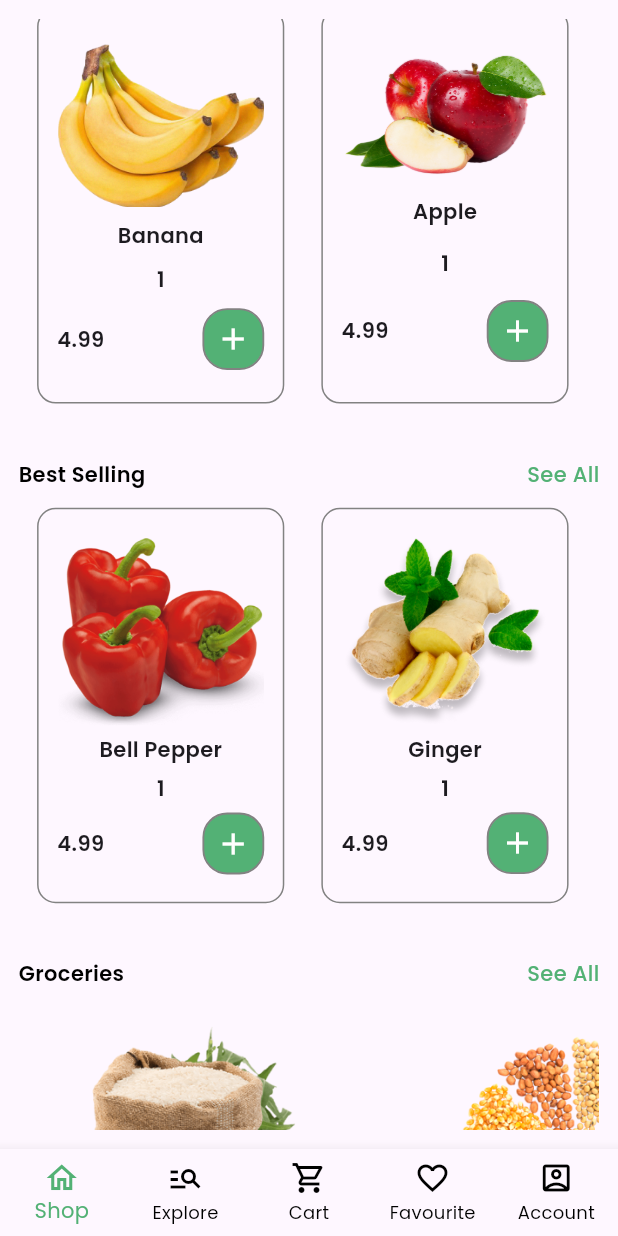
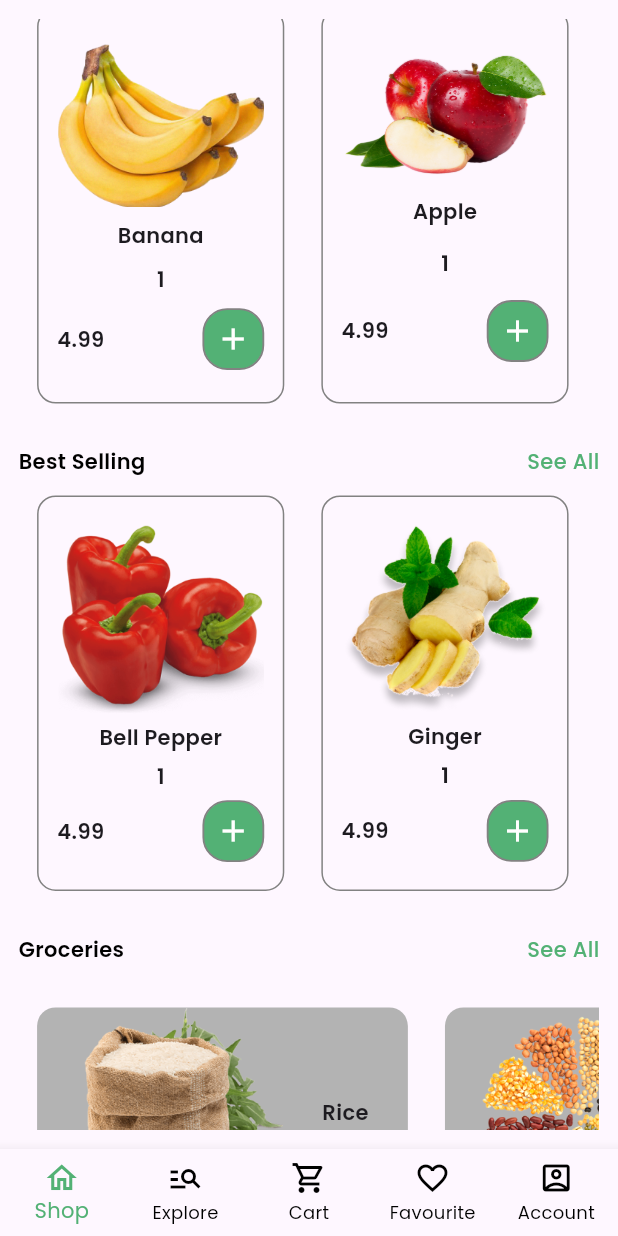
Before and after one commit to shibii787/nectar_project1, a Flutter app: the screen it shows after launch, scrolled down 576 dp, on a phone screen of 412 x 824 dp. Run offline on Flutter 3.47's test engine with Material 3 defaults, Android fonts, the phone set to English and light mode, and no system bars; our stand-ins replace carousel_slider, country_code_picker, flutter_svg, google_fonts, image_picker, lottie and 3 more.

Commit message:
pages done

```diff
--- a/lib/app_body/home_page.dart
+++ b/lib/app_body/home_page.dart
@@ -60,8 +60,14 @@ class _homeScreenState extends State<homeScreen> {
 
   //groceries
   List groceries=[
-    theImages.rice,
-    theImages.pulse
+    {
+      "image":theImages.rice,
+      "name":"Rice"
+    },
+    {
+      "image":theImages.pulse,
+      "name":"Pulses"
+    }
   ];
 
   //meat
@@ -227,7 +233,7 @@ class _homeScreenState extends State<homeScreen> {
                           );
                         },),
                   ),
-                  SizedBox(height: h * 0.03),
+                  SizedBox(height: h * 0.02),
                   Row(
                     mainAxisAlignment: MainAxisAlignment.spaceBetween,
                     children: [
@@ -297,7 +303,7 @@ class _homeScreenState extends State<homeScreen> {
                         );
                       },),
                   ),
-                  SizedBox(height: h * 0.03),
+                  SizedBox(height: h * 0.02),
                   Row(
                     mainAxisAlignment: MainAxisAlignment.spaceBetween,
                     children: [
@@ -309,7 +315,7 @@ class _homeScreenState extends State<homeScreen> {
                       ),)
                     ],
                   ),
-                  SizedBox(height: h * 0.03),
+                  SizedBox(height: h * 0.02),
                   Container(
                     height: h*0.2,
                     width: w*1,
@@ -325,11 +331,24 @@ class _homeScreenState extends State<homeScreen> {
                           return Container(
                             height: h*0.15,
                             width: w*0.6,
-                            child: Image.asset(groceries[index]),
+                            margin: EdgeInsets.all(w*0.03),
+                            decoration: BoxDecoration(
+                              borderRadius: BorderRadius.circular(w*0.03),
+                              color: theColors.nine
+                            ),
+                            child: Row(
+                              mainAxisAlignment: MainAxisAlignment.spaceEvenly,
+                              children: [
+                                Image.asset(groceries[index]["image"]),
+                                Text(groceries[index]["name"],style: TextStyle(
+                                  fontWeight: FontWeight.w600
+                                ),)
+                              ],
+                            ),
                           );
                         },),
                   ),
-                  SizedBox(height: h*0.03),
+                  SizedBox(height: h*0.02),
                   Container(
                     height: h*0.35,
                     width: w*1,
```
